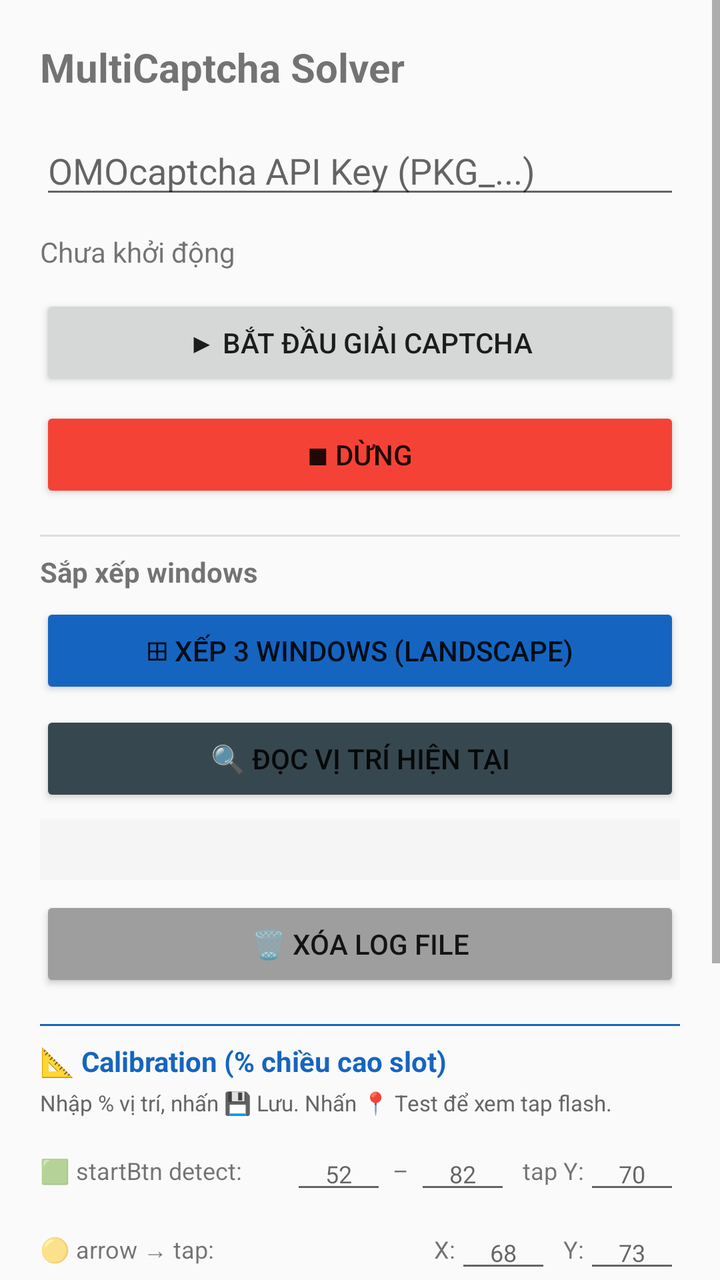
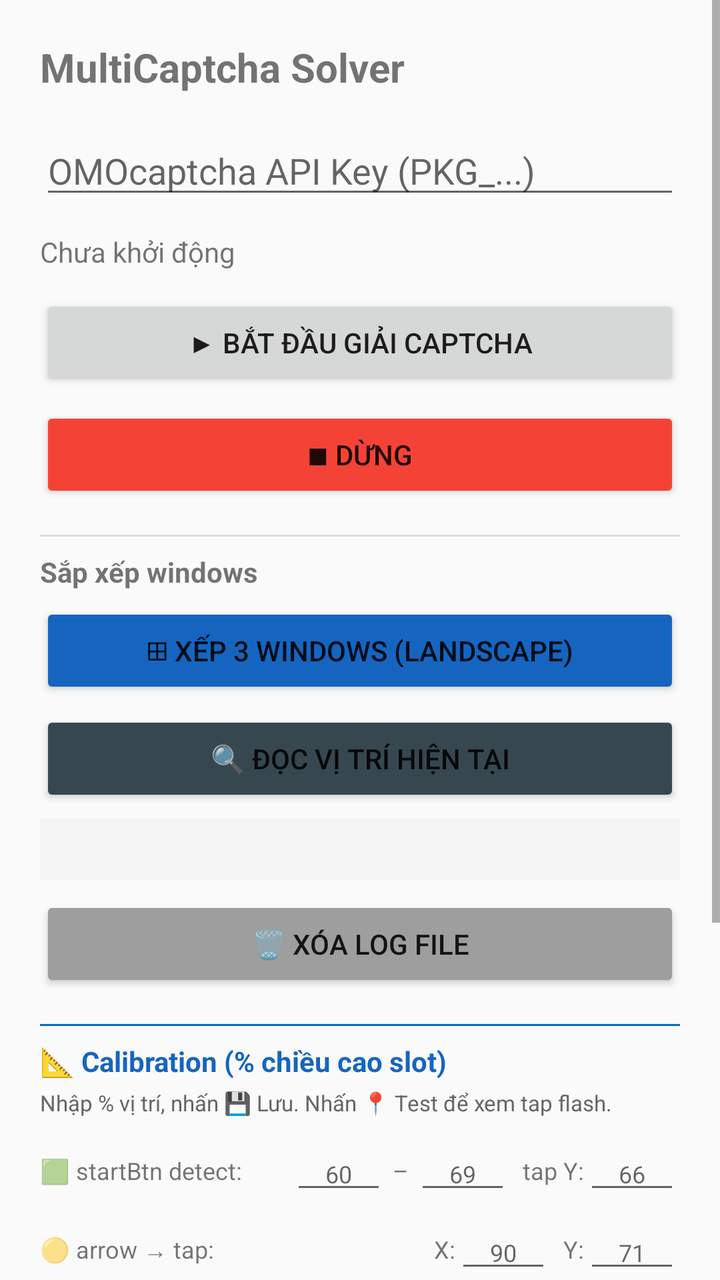

Screens rendered from an Android XML layout before and after an edit, with the pre-edit source and the edit as a unified diff.
<!-- AndroidManifest.xml: application theme Theme.AppCompat.Light.DarkActionBar -->
<!-- res/layout/activity_main.xml -->
<?xml version="1.0" encoding="utf-8"?>
<ScrollView xmlns:android="http://schemas.android.com/apk/res/android"
    android:layout_width="match_parent"
    android:layout_height="match_parent">

    <LinearLayout
        android:layout_width="match_parent"
        android:layout_height="wrap_content"
        android:orientation="vertical"
        android:padding="20dp">

        <TextView
            android:layout_width="wrap_content"
            android:layout_height="wrap_content"
            android:text="MultiCaptcha Solver"
            android:textSize="20sp"
            android:textStyle="bold"
            android:layout_marginBottom="16dp"/>

        <EditText
            android:id="@+id/etApiKey"
            android:layout_width="match_parent"
            android:layout_height="wrap_content"
            android:hint="OMOcaptcha API Key (PKG_...)"
            android:inputType="text"
            android:singleLine="true"
            android:layout_marginBottom="12dp"/>

        <TextView
            android:id="@+id/tvStatus"
            android:layout_width="wrap_content"
            android:layout_height="wrap_content"
            android:text="Chưa khởi động"
            android:layout_marginBottom="12dp"/>

        <Button
            android:id="@+id/btnStart"
            android:layout_width="match_parent"
            android:layout_height="wrap_content"
            android:text="▶ Bắt đầu giải captcha"
            android:layout_marginBottom="8dp"/>

        <Button
            android:id="@+id/btnStop"
            android:layout_width="match_parent"
            android:layout_height="wrap_content"
            android:text="■ Dừng"
            android:backgroundTint="#F44336"
            android:layout_marginBottom="8dp"/>

        
        <View android:layout_width="match_parent" android:layout_height="1dp"
            android:background="#DDDDDD" android:layout_marginTop="8dp" android:layout_marginBottom="8dp"/>

        <TextView android:layout_width="wrap_content" android:layout_height="wrap_content"
            android:text="Sắp xếp windows" android:textStyle="bold" android:layout_marginBottom="6dp"/>

        <Button android:id="@+id/btnLayout" android:layout_width="match_parent"
            android:layout_height="wrap_content" android:text="⊞ Xếp 3 windows (landscape)"
            android:backgroundTint="#1565C0"/>

        <Button android:id="@+id/btnReadPos" android:layout_width="match_parent"
            android:layout_height="wrap_content" android:text="🔍 Đọc vị trí hiện tại"
            android:backgroundTint="#37474F" android:layout_marginTop="6dp"/>

        <TextView android:id="@+id/tvPosInfo" android:layout_width="match_parent"
            android:layout_height="wrap_content" android:textSize="11sp"
            android:fontFamily="monospace" android:layout_marginTop="6dp"
            android:padding="8dp" android:background="#F5F5F5"/>

        <Button android:id="@+id/btnClearLog" android:layout_width="match_parent"
            android:layout_height="wrap_content" android:text="🗑 Xóa log file"
            android:backgroundTint="#9E9E9E" android:layout_marginTop="8dp"/>

        
        <View android:layout_width="match_parent" android:layout_height="1dp"
            android:background="#1565C0" android:layout_marginTop="16dp" android:layout_marginBottom="8dp"/>

        <TextView android:layout_width="wrap_content" android:layout_height="wrap_content"
            android:text="📐 Calibration (% chiều cao slot)"
            android:textStyle="bold" android:textColor="#1565C0" android:layout_marginBottom="4dp"/>

        <TextView android:layout_width="wrap_content" android:layout_height="wrap_content"
            android:text="Nhập % vị trí, nhấn 💾 Lưu. Nhấn 📍 Test để xem tap flash."
            android:textSize="11sp" android:textColor="#666666" android:layout_marginBottom="10dp"/>

        
        <LinearLayout android:layout_width="match_parent" android:layout_height="wrap_content"
            android:orientation="horizontal" android:gravity="center_vertical" android:layout_marginBottom="6dp">
            <TextView android:layout_width="0dp" android:layout_height="wrap_content"
                android:layout_weight="1" android:text="🟩 startBtn detect:"
                android:textSize="12sp"/>
            <EditText android:id="@+id/etStartDetTop" android:layout_width="48dp"
                android:layout_height="wrap_content" android:inputType="number"
                android:hint="52" android:textSize="12sp" android:textAlignment="center"/>
            <TextView android:layout_width="wrap_content" android:layout_height="wrap_content"
                android:text=" – " android:textSize="12sp"/>
            <EditText android:id="@+id/etStartDetBot" android:layout_width="48dp"
                android:layout_height="wrap_content" android:inputType="number"
                android:hint="82" android:textSize="12sp" android:textAlignment="center"/>
            <TextView android:layout_width="wrap_content" android:layout_height="wrap_content"
                android:text="  tap Y:" android:textSize="12sp"/>
            <EditText android:id="@+id/etStartTapY" android:layout_width="48dp"
                android:layout_height="wrap_content" android:inputType="number"
                android:hint="70" android:textSize="12sp" android:textAlignment="center"/>
        </LinearLayout>

        
        <LinearLayout android:layout_width="match_parent" android:layout_height="wrap_content"
            android:orientation="horizontal" android:gravity="center_vertical" android:layout_marginBottom="6dp">
            <TextView android:layout_width="0dp" android:layout_height="wrap_content"
                android:layout_weight="1" android:text="🟡 arrow → tap:"
                android:textSize="12sp"/>
            <TextView android:layout_width="wrap_content" android:layout_height="wrap_content"
                android:text="X:" android:textSize="12sp"/>
            <EditText android:id="@+id/etArrowTapX" android:layout_width="48dp"
                android:layout_height="wrap_content" android:inputType="number"
                android:hint="68" android:textSize="12sp" android:textAlignment="center"/>
            <TextView android:layout_width="wrap_content" android:layout_height="wrap_content"
                android:text="  Y:" android:textSize="12sp"/>
            <EditText android:id="@+id/etArrowTapY" android:layout_width="48dp"
                android:layout_height="wrap_content" android:inputType="number"
                android:hint="73" android:textSize="12sp" android:textAlignment="center"/>
        </LinearLayout>

        
        <LinearLayout android:layout_width="match_parent" android:layout_height="wrap_content"
            android:orientation="horizontal" android:gravity="center_vertical" android:layout_marginBottom="6dp">
            <TextView android:layout_width="0dp" android:layout_height="wrap_content"
                android:layout_weight="1" android:text="🟦 submitBtn detect:"
                android:textSize="12sp"/>
            <EditText android:id="@+id/etSubDetTop" android:layout_width="48dp"
                android:layout_height="wrap_content" android:inputType="number"
                android:hint="75" android:textSize="12sp" android:textAlignment="center"/>
            <TextView android:layout_width="wrap_content" android:layout_height="wrap_content"
                android:text=" – " android:textSize="12sp"/>
            <EditText android:id="@+id/etSubDetBot" android:layout_width="48dp"
                android:layout_height="wrap_content" android:inputType="number"
                android:hint="92" android:textSize="12sp" android:textAlignment="center"/>
            <TextView android:layout_width="wrap_content" android:layout_height="wrap_content"
                android:text="  tap Y:" android:textSize="12sp"/>
            <EditText android:id="@+id/etSubTapY" android:layout_width="48dp"
                android:layout_height="wrap_content" android:inputType="number"
                android:hint="80" android:textSize="12sp" android:textAlignment="center"/>
        </LinearLayout>

        
        <LinearLayout android:layout_width="match_parent" android:layout_height="wrap_content"
            android:orientation="horizontal" android:gravity="center_vertical" android:layout_marginBottom="12dp">
            <TextView android:layout_width="0dp" android:layout_height="wrap_content"
                android:layout_weight="1" android:text="🟧 matchThis crop Y:"
                android:textSize="12sp"/>
            <EditText android:id="@+id/etMatchTop" android:layout_width="48dp"
                android:layout_height="wrap_content" android:inputType="number"
                android:hint="38" android:textSize="12sp" android:textAlignment="center"/>
            <TextView android:layout_width="wrap_content" android:layout_height="wrap_content"
                android:text=" – " android:textSize="12sp"/>
            <EditText android:id="@+id/etMatchBot" android:layout_width="48dp"
                android:layout_height="wrap_content" android:inputType="number"
                android:hint="68" android:textSize="12sp" android:textAlignment="center"/>
        </LinearLayout>

        
        <LinearLayout android:layout_width="match_parent" android:layout_height="wrap_content"
            android:orientation="horizontal">
            <Button android:id="@+id/btnSaveCalib" android:layout_width="0dp"
                android:layout_height="wrap_content" android:layout_weight="1"
                android:text="💾 Lưu" android:backgroundTint="#2E7D32"
                android:layout_marginEnd="6dp"/>
            <Button android:id="@+id/btnResetCalib" android:layout_width="0dp"
                android:layout_height="wrap_content" android:layout_weight="1"
                android:text="🔁 Reset" android:backgroundTint="#E65100"
                android:layout_marginEnd="6dp"/>
            <Button android:id="@+id/btnTestTap" android:layout_width="0dp"
                android:layout_height="wrap_content" android:layout_weight="1"
                android:text="📍 Test tap" android:backgroundTint="#6A1B9A"/>
        </LinearLayout>

        <TextView android:layout_width="wrap_content" android:layout_height="wrap_content"
            android:text="Log: /storage/emulated/0/Download/solver_debug.txt"
            android:textSize="10sp" android:textColor="#888888" android:layout_marginTop="12dp"/>

        <TextView android:layout_width="wrap_content" android:layout_height="wrap_content"
            android:text="Slots: Slot0=a.baba  Slot1=a.dcdc  Slot2=a.fefe"
            android:textSize="10sp" android:textColor="#888888" android:layout_marginTop="4dp"/>

    </LinearLayout>
</ScrollView>
<!-- resources referenced by this layout -->
<resources>

</resources>

<!-- the commit's change to res/layout/activity_main.xml (unified diff, before → after) -->
@@ -92,17 +92,17 @@
                 android:textSize="12sp"/>
             <EditText android:id="@+id/etStartDetTop" android:layout_width="48dp"
                 android:layout_height="wrap_content" android:inputType="number"
-                android:hint="52" android:textSize="12sp" android:textAlignment="center"/>
+                android:hint="60" android:textSize="12sp" android:textAlignment="center"/>
             <TextView android:layout_width="wrap_content" android:layout_height="wrap_content"
                 android:text=" – " android:textSize="12sp"/>
             <EditText android:id="@+id/etStartDetBot" android:layout_width="48dp"
                 android:layout_height="wrap_content" android:inputType="number"
-                android:hint="82" android:textSize="12sp" android:textAlignment="center"/>
+                android:hint="69" android:textSize="12sp" android:textAlignment="center"/>
             <TextView android:layout_width="wrap_content" android:layout_height="wrap_content"
                 android:text="  tap Y:" android:textSize="12sp"/>
             <EditText android:id="@+id/etStartTapY" android:layout_width="48dp"
                 android:layout_height="wrap_content" android:inputType="number"
-                android:hint="70" android:textSize="12sp" android:textAlignment="center"/>
+                android:hint="66" android:textSize="12sp" android:textAlignment="center"/>
         </LinearLayout>
 
         
@@ -115,12 +115,12 @@
                 android:text="X:" android:textSize="12sp"/>
             <EditText android:id="@+id/etArrowTapX" android:layout_width="48dp"
                 android:layout_height="wrap_content" android:inputType="number"
-                android:hint="68" android:textSize="12sp" android:textAlignment="center"/>
+                android:hint="90" android:textSize="12sp" android:textAlignment="center"/>
             <TextView android:layout_width="wrap_content" android:layout_height="wrap_content"
                 android:text="  Y:" android:textSize="12sp"/>
             <EditText android:id="@+id/etArrowTapY" android:layout_width="48dp"
                 android:layout_height="wrap_content" android:inputType="number"
-                android:hint="73" android:textSize="12sp" android:textAlignment="center"/>
+                android:hint="71" android:textSize="12sp" android:textAlignment="center"/>
         </LinearLayout>
 
         
@@ -136,12 +136,28 @@
                 android:text=" – " android:textSize="12sp"/>
             <EditText android:id="@+id/etSubDetBot" android:layout_width="48dp"
                 android:layout_height="wrap_content" android:inputType="number"
-                android:hint="92" android:textSize="12sp" android:textAlignment="center"/>
+                android:hint="82" android:textSize="12sp" android:textAlignment="center"/>
             <TextView android:layout_width="wrap_content" android:layout_height="wrap_content"
                 android:text="  tap Y:" android:textSize="12sp"/>
             <EditText android:id="@+id/etSubTapY" android:layout_width="48dp"
                 android:layout_height="wrap_content" android:inputType="number"
-                android:hint="80" android:textSize="12sp" android:textAlignment="center"/>
+                android:hint="77" android:textSize="12sp" android:textAlignment="center"/>
+        </LinearLayout>
+
+        
+        <LinearLayout android:layout_width="match_parent" android:layout_height="wrap_content"
+            android:orientation="horizontal" android:gravity="center_vertical" android:layout_marginBottom="4dp">
+            <TextView android:layout_width="0dp" android:layout_height="wrap_content"
+                android:layout_weight="1" android:text="🟧 matchThis crop X:"
+                android:textSize="12sp"/>
+            <EditText android:id="@+id/etMatchLeft" android:layout_width="48dp"
+                android:layout_height="wrap_content" android:inputType="number"
+                android:hint="25" android:textSize="12sp" android:textAlignment="center"/>
+            <TextView android:layout_width="wrap_content" android:layout_height="wrap_content"
+                android:text=" – " android:textSize="12sp"/>
+            <EditText android:id="@+id/etMatchRight" android:layout_width="48dp"
+                android:layout_height="wrap_content" android:inputType="number"
+                android:hint="49" android:textSize="12sp" android:textAlignment="center"/>
         </LinearLayout>
 
         
@@ -152,12 +168,12 @@
                 android:textSize="12sp"/>
             <EditText android:id="@+id/etMatchTop" android:layout_width="48dp"
                 android:layout_height="wrap_content" android:inputType="number"
-                android:hint="38" android:textSize="12sp" android:textAlignment="center"/>
+                android:hint="45" android:textSize="12sp" android:textAlignment="center"/>
             <TextView android:layout_width="wrap_content" android:layout_height="wrap_content"
                 android:text=" – " android:textSize="12sp"/>
             <EditText android:id="@+id/etMatchBot" android:layout_width="48dp"
                 android:layout_height="wrap_content" android:inputType="number"
-                android:hint="68" android:textSize="12sp" android:textAlignment="center"/>
+                android:hint="65" android:textSize="12sp" android:textAlignment="center"/>
         </LinearLayout>
 
         
